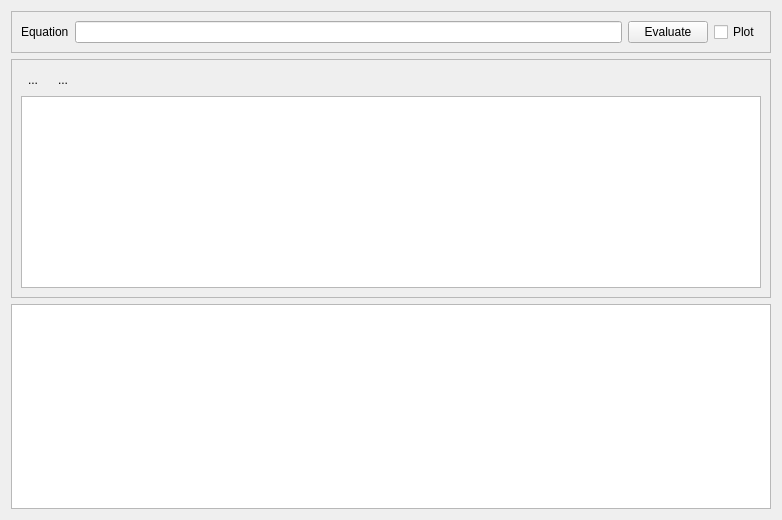
Old version of the form ui/AWGChannel.ui in the repository MonroeQuantumNetworks/IonControl.
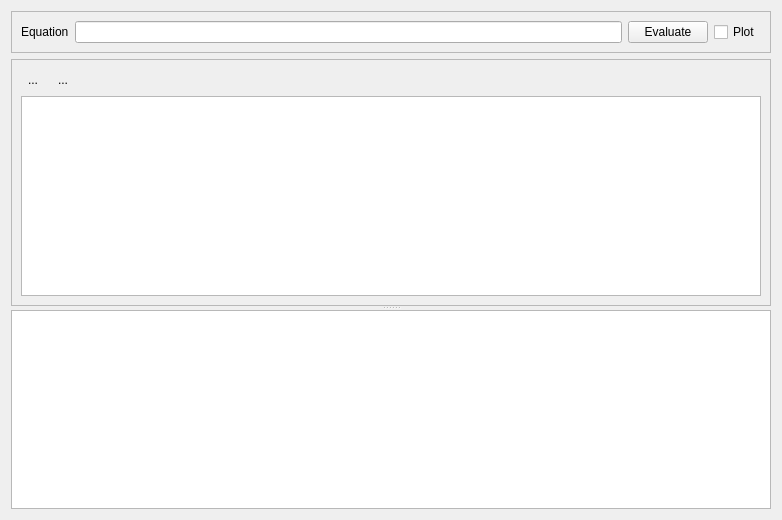
New version of the form. Icons and pictures are not drawn. Custom widgets are drawn as their Qt base class.

What changed in the file:
```diff
--- a/ui/AWGChannel.ui
+++ b/ui/AWGChannel.ui
@@ -51,6 +51,10 @@
     </widget>
    </item>
    <item>
+    <widget class="QSplitter" name="splitter">
+     <property name="orientation">
+      <enum>Qt::Vertical</enum>
+     </property>
     <widget class="QFrame" name="segmentFrame">
      <property name="frameShape">
       <enum>QFrame::StyledPanel</enum>
@@ -115,9 +119,8 @@
       </item>
      </layout>
     </widget>
-   </item>
-   <item>
     <widget class="CoordinatePlotWidget" name="plot"/>
+    </widget>
    </item>
   </layout>
  </widget>
```
Left out of the diff: 2 changed lines with no effect on the pictures. Lines whose indentation alone changed are shown as unchanged.
